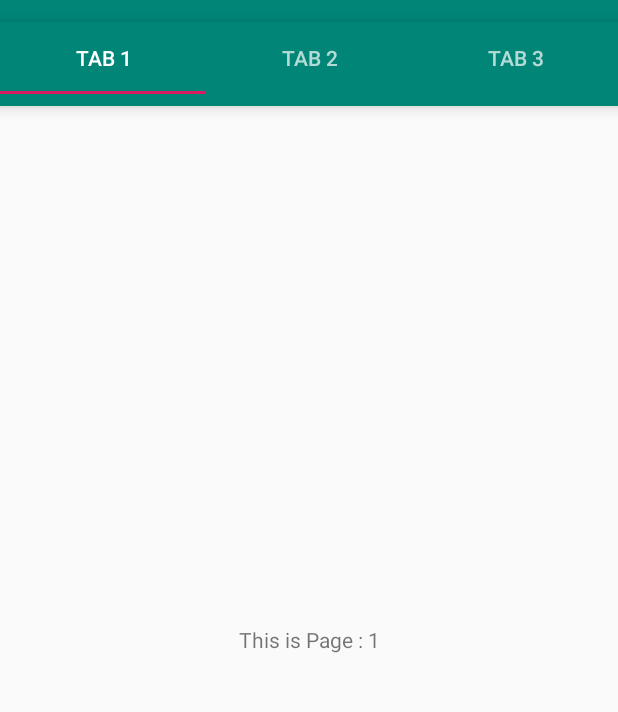
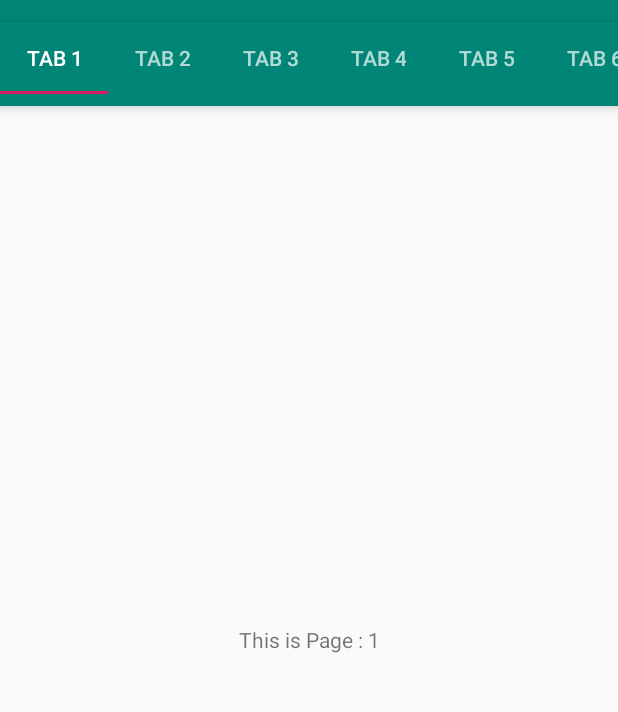
Before and after one commit to ShakilAhmedShaj/Android_ViewPager_Tab_Swipe, an Android app: the screen it shows after launch (MainActivity), on a phone screen of 412 x 824 dp, the part 62-774 px from its top. Run offline under Robolectric (Android 15) with nearby library versions, the phone set to English and light mode, and no system bars.

Commit message:
scroll tab added

```diff
--- a/app/src/main/java/com/t3ch/shaj/android_viewpager_tab_swipe/ViewPagerAdapter.java
+++ b/app/src/main/java/com/t3ch/shaj/android_viewpager_tab_swipe/ViewPagerAdapter.java
@@ -37,7 +37,7 @@ public class ViewPagerAdapter extends FragmentPagerAdapter {
     @Override
     public int getCount() {
 
-        return 3;
+        return 10;
     }
 
     @Nullable
--- a/app/src/main/res/layout/activity_main.xml
+++ b/app/src/main/res/layout/activity_main.xml
@@ -17,7 +17,8 @@
         android:background="?attr/colorPrimary"
         android:elevation="6dp"
         android:minHeight="?attr/actionBarSize"
-        android:theme="@style/ThemeOverlay.AppCompat.Dark.ActionBar" />
+        android:theme="@style/ThemeOverlay.AppCompat.Dark.ActionBar"
+        app:tabMode="scrollable"/>
 
     <android.support.v4.view.ViewPager
         android:id="@+id/pager"
```
